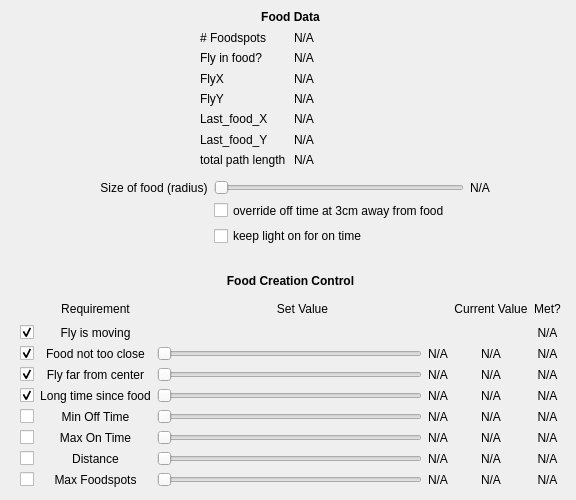
First picture: the form in qt/foraging.ui, repository ClandininLab/flyvr, before the edit.
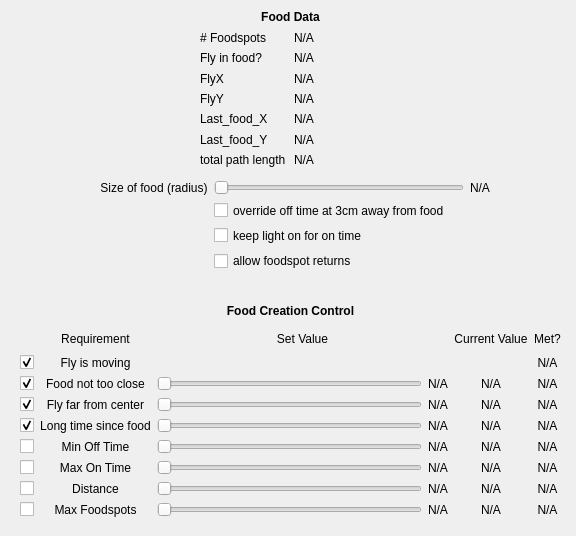
Second picture: the form after the edit.

What changed in the file:
```diff
--- a/qt/foraging.ui
+++ b/qt/foraging.ui
@@ -10,7 +10,7 @@
     <x>0</x>
     <y>0</y>
     <width>576</width>
-    <height>500</height>
+    <height>536</height>
    </rect>
   </property>
   <property name="font">
@@ -148,7 +148,7 @@
    <property name="geometry">
     <rect>
      <x>20</x>
-     <y>270</y>
+     <y>300</y>
      <width>541</width>
      <height>217</height>
     </rect>
@@ -263,6 +263,9 @@
     </item>
     <item row="3" column="0">
      <widget class="QCheckBox" name="min_food_distance_checkbox">
+      <property name="enabled">
+       <bool>true</bool>
+      </property>
       <property name="text">
        <string/>
       </property>
@@ -641,7 +644,7 @@
      <x>100</x>
      <y>180</y>
      <width>390</width>
-     <height>66</height>
+     <height>91</height>
     </rect>
    </property>
    <layout class="QGridLayout" name="gridLayout_3">
@@ -686,6 +689,13 @@
       </property>
      </widget>
     </item>
+    <item row="3" column="1">
+     <widget class="QCheckBox" name="allow_foodspot_returns_checkbox">
+      <property name="text">
+       <string>allow foodspot returns</string>
+      </property>
+     </widget>
+    </item>
    </layout>
   </widget>
  </widget>
```
